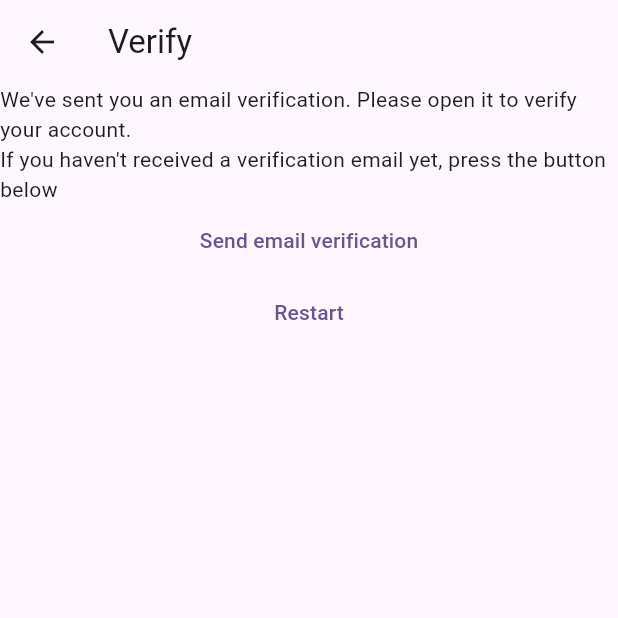
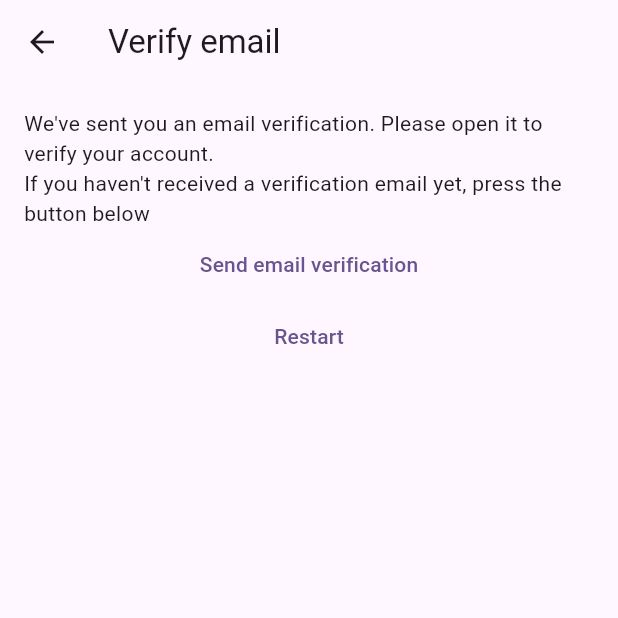
Before and after one commit to rhromets/mynotes_ffc_vandad, a Flutter app: the VerifyEmailView screen opened directly, on a phone screen of 412 x 824 dp, the top half of it. Run offline on Flutter 3.47's test engine with Material 3 defaults, Android fonts, the phone set to English and light mode, and no system bars; our stand-ins replace bloc, cloud_firestore, equatable, firebase_auth, firebase_core, flutter_bloc and 1 more; accounts and stored records are empty; generated files the repository leaves out were written again.

Commit message:
fix: add paddings to UI
Added padding to verify_email_view.
Added padding to create_update_note_view.
Fix auth_test.

```diff
--- a/lib/views/notes/create_update_note_view.dart
+++ b/lib/views/notes/create_update_note_view.dart
@@ -112,7 +112,9 @@ class _CreateUpdateNoteViewState extends State<CreateUpdateNoteView> {
           )
         ],
       ),
-      body: FutureBuilder(
+      body: Padding(
+        padding: const EdgeInsets.all(16.0),
+        child: FutureBuilder(
             future: createOrGetExistingNote(context),
             builder: (context, snapshot) {
               if (snapshot.connectionState == ConnectionState.waiting) {
@@ -133,6 +135,7 @@ class _CreateUpdateNoteViewState extends State<CreateUpdateNoteView> {
                 return const Center(child: Text('Error creating note'));
               }
             }),
+      ),
     );
   }
 }
--- a/lib/views/verify_email_view.dart
+++ b/lib/views/verify_email_view.dart
@@ -15,9 +15,11 @@ class _VerifyEmailViewState extends State<VerifyEmailView> {
   Widget build(BuildContext context) {
     return Scaffold(
       appBar: AppBar(
-        title: const Text('Verify'),
+        title: const Text('Verify email'),
       ),
-      body: Column(
+      body: Padding(
+        padding: const EdgeInsets.all(16.0),
+        child: Column(
           children: [
             const Text(
                 'We\'ve sent you an email verification. Please open it to verify your account.'),
@@ -41,6 +43,7 @@ class _VerifyEmailViewState extends State<VerifyEmailView> {
             )
           ],
         ),
+      ),
     );
   }
 }
```
Also changed, not shown: 1 other file. Lines whose indentation alone changed are shown as unchanged.
